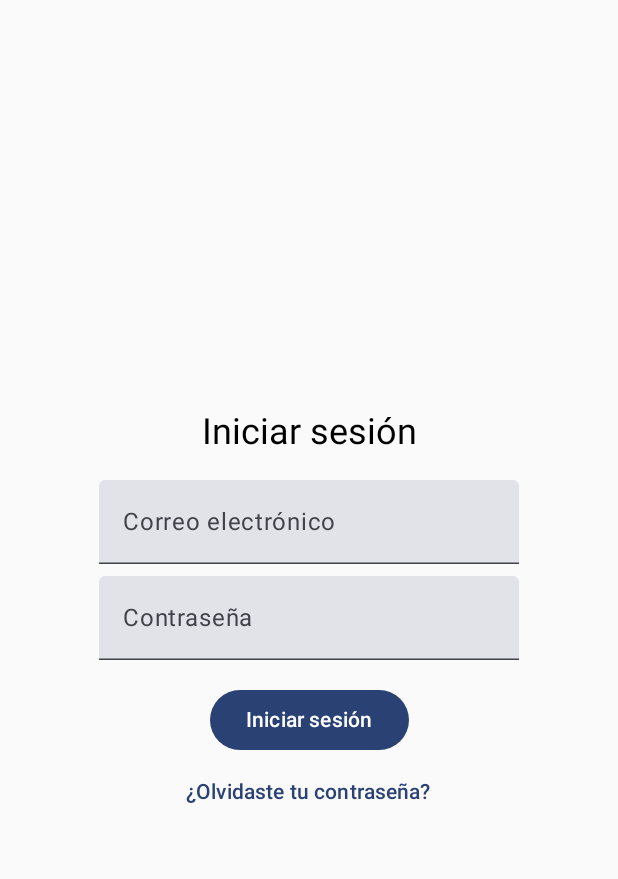
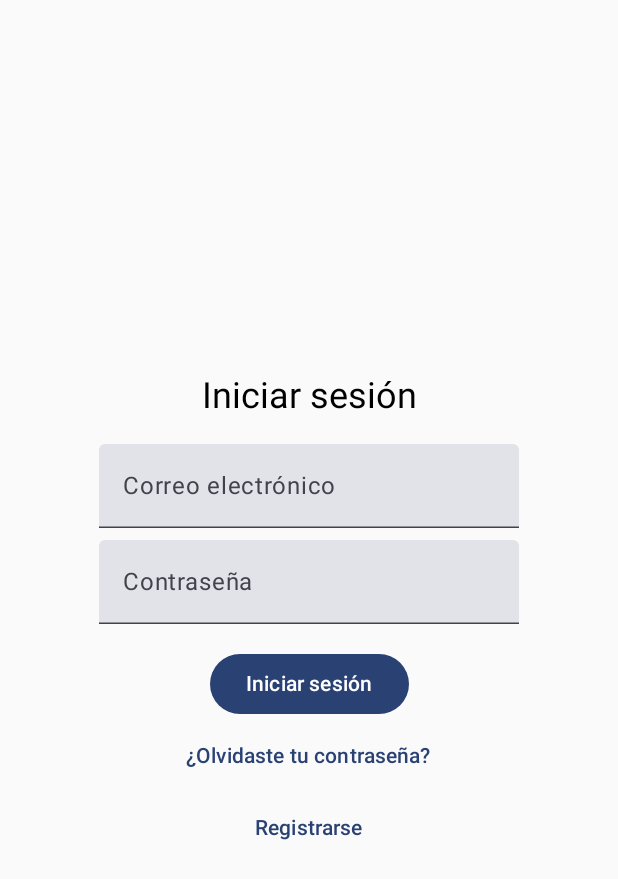
Before and after one commit to gonduran/DAPPMOB_001A, an Android app built with Jetpack Compose: the screen it shows after launch (MainActivity), on a phone screen of 412 x 824 dp. Shown: the top 879 px of the screen. Run offline under Robolectric (Android 15) with nearby library versions, the phone set to English and light mode, and no system bars.

Commit message:
Entrega mejoras navegacion

```diff
--- a/NutricionSemanal/app/src/main/java/com/example/nutricionsemanal/LoginScreen.kt
+++ b/NutricionSemanal/app/src/main/java/com/example/nutricionsemanal/LoginScreen.kt
@@ -49,6 +49,10 @@ fun LoginScreen(navController: NavHostController) {
         TextButton(onClick = { navController.navigate("recoverPassword") }) {
             Text("¿Olvidaste tu contraseña?")
         }
+
+        TextButton(onClick = { navController.navigate("register") }) {
+            Text("Registrarse")
+        }
     }
 }
 
```
